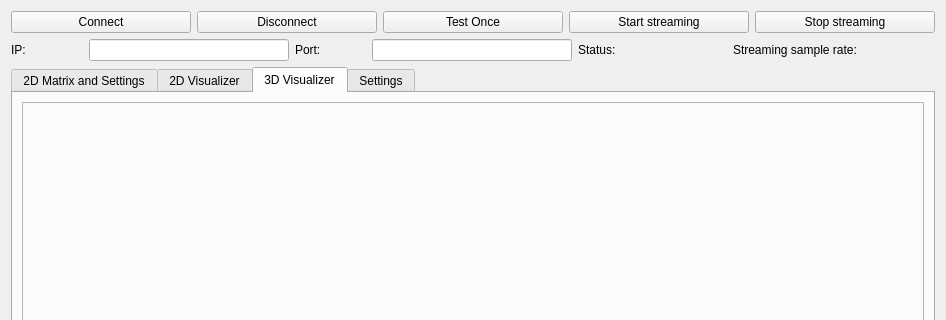
This is tools/gui/ui/slamdeck_tab.ui in victorhook/slamdeck as Qt 5 draws it before an edit; both pictures show x 0 to 946 and y 0 to 320 of the 946 by 723 pixel window. The edited form follows.
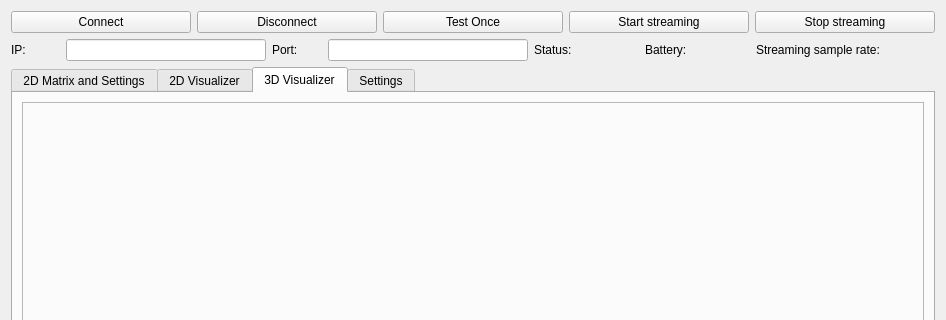
This is the edited form.

Diff of the .ui file:
```diff
--- a/tools/gui/ui/slamdeck_tab.ui
+++ b/tools/gui/ui/slamdeck_tab.ui
@@ -129,6 +129,20 @@
          </property>
         </widget>
        </item>
+       <item>
+        <widget class="QLabel" name="label_2">
+         <property name="text">
+          <string>Battery:</string>
+         </property>
+        </widget>
+       </item>
+       <item>
+        <widget class="QLabel" name="labelBattery">
+         <property name="text">
+          <string/>
+         </property>
+        </widget>
+       </item>
        <item>
         <widget class="QLabel" name="label_14">
          <property name="text">
```
